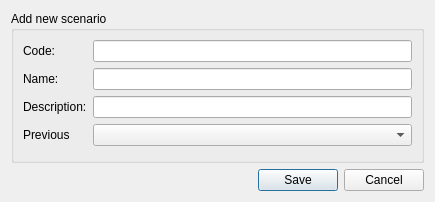
Qt form add_scenario.ui (TomasdelaBarra/QTRANUS) before a commit.
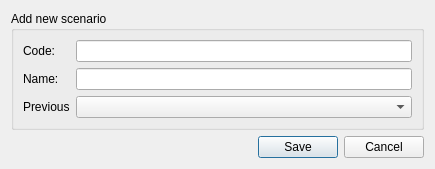
The same form after that commit.

```diff
--- a/add_scenario.ui
+++ b/add_scenario.ui
@@ -7,7 +7,7 @@
     <x>0</x>
     <y>0</y>
     <width>435</width>
-    <height>202</height>
+    <height>158</height>
    </rect>
   </property>
   <property name="windowTitle">
@@ -61,27 +61,13 @@
              </widget>
             </item>
             <item row="2" column="0">
-             <widget class="QLabel" name="label_3">
-              <property name="text">
-               <string>Description:</string>
-              </property>
-             </widget>
-            </item>
-            <item row="2" column="1">
-             <widget class="QLineEdit" name="description">
-              <property name="maxLength">
-               <number>100</number>
-              </property>
-             </widget>
-            </item>
-            <item row="3" column="0">
              <widget class="QLabel" name="label_4">
               <property name="text">
                <string>Previous</string>
               </property>
              </widget>
             </item>
-            <item row="3" column="1">
+            <item row="2" column="1">
              <widget class="QComboBox" name="cb_previous"/>
             </item>
            </layout>
```
Left out of the diff: 1 changed line with no effect on the pictures.
